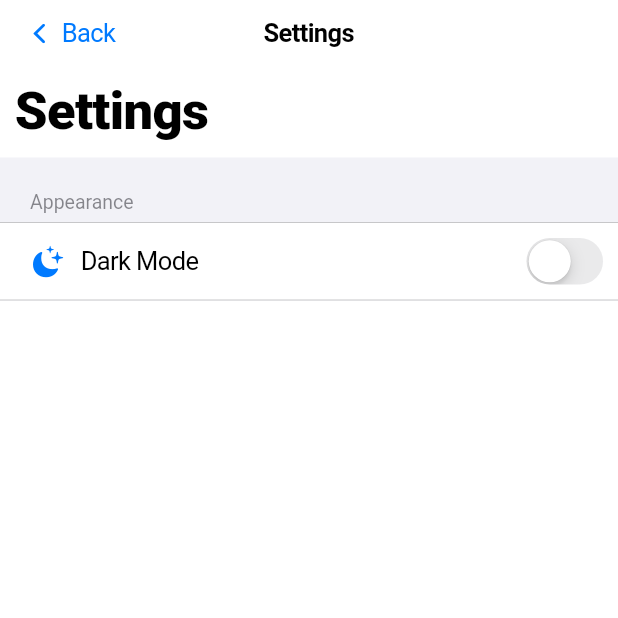
After one commit to Sheroz-Akram/flutter_ios_contact_app, a Flutter app: the SettingsPage screen opened directly, on a phone screen of 412 x 824 dp, the top half of it. The commit adds this screen. Run offline on Flutter 3.47's test engine with Material 3 defaults, Android fonts, the phone set to English and light mode, and no system bars; our stand-ins replace hive, hive_flutter; accounts and stored records are empty.

Commit message:
Settings Page Created
Settings page with dark mode toggle implemented

```diff
--- /dev/null
+++ b/lib/Classes/Preferences.dart
@@ -0,0 +1,30 @@
+import 'package:flutter/cupertino.dart';
+import 'package:hive/hive.dart';
+
+class Preferences extends ChangeNotifier {
+  static const _boxName = 'preferencesBox';
+  static const _isDarkModeKey = 'isDarkMode';
+
+  late Box<bool> _preferencesBox;
+
+  Preferences() {
+    _init();
+  }
+
+  Future<void> _init() async {
+    _preferencesBox = await Hive.openBox<bool>(_boxName);
+    notifyListeners();
+  }
+
+  bool get isDarkMode {
+    return _preferencesBox.get(_isDarkModeKey, defaultValue: false) ?? false;
+  }
+
+  Future<void> toggleDarkMode() async {
+    final currentMode = isDarkMode;
+    await _preferencesBox.put(_isDarkModeKey, !currentMode);
+    notifyListeners();
+  }
+
+  // Add other settings management methods here
+}
--- a/lib/Pages/Home.dart
+++ b/lib/Pages/Home.dart
@@ -1,6 +1,7 @@
 import 'package:flutter/cupertino.dart';
 import 'package:flutter/material.dart';
 import 'package:flutter_ios_contact_app/Components/ContactList.dart';
+import 'package:flutter_ios_contact_app/Pages/Settings.dart';
 
 class HomePage extends StatefulWidget {
   const HomePage({super.key});
@@ -19,6 +20,10 @@ class _HomePage extends State<HomePage> {
             padding: EdgeInsets.zero,
             onPressed: () {
               // Move to Settings Bage
+              Navigator.push(
+                  context,
+                  CupertinoPageRoute(
+                      builder: (context) => const SettingsPage()));
             },
             child: const Text("Settings")),
         middle: const Text("Contacts List"),
--- /dev/null
+++ b/lib/Pages/Settings.dart
@@ -0,0 +1,75 @@
+import 'package:flutter/cupertino.dart';
+import 'package:flutter_ios_contact_app/Classes/Preferences.dart';
+import 'package:provider/provider.dart';
+
+class SettingsPage extends StatelessWidget {
+  const SettingsPage({super.key});
+
+  @override
+  Widget build(BuildContext context) {
+    final preferences = Provider.of<Preferences>(context);
+
+    return CupertinoPageScaffold(
+      navigationBar: CupertinoNavigationBar(
+        middle: const Text('Settings'),
+        leading: CupertinoButton(
+          padding: EdgeInsets.zero,
+          child: const SizedBox(
+            width: 100,
+            child: Row(
+              children: [
+                Icon(CupertinoIcons.back),
+                SizedBox(width: 5),
+                Text("Back"),
+              ],
+            ),
+          ),
+          onPressed: () {
+            Navigator.pop(context);
+          },
+        ),
+      ),
+      child: SafeArea(
+        child: Column(
+          crossAxisAlignment: CrossAxisAlignment.start,
+          children: [
+            const SizedBox(height: 5),
+            const Padding(
+              padding: EdgeInsets.symmetric(horizontal: 10.0, vertical: 5.0),
+              child: Align(
+                alignment: Alignment.centerLeft,
+                child: Text(
+                  "Settings",
+                  style: TextStyle(fontSize: 35, fontWeight: FontWeight.w800),
+                ),
+              ),
+            ),
+            Padding(
+              padding: const EdgeInsets.symmetric(vertical: 5.0),
+              child: CupertinoFormSection(
+                header: const Text('Appearance'),
+                children: [
+                  CupertinoFormRow(
+                    prefix: const Row(
+                      children: [
+                        Icon(CupertinoIcons.moon_stars_fill),
+                        SizedBox(width: 10),
+                        Text('Dark Mode'),
+                      ],
+                    ),
+                    child: CupertinoSwitch(
+                      value: preferences.isDarkMode,
+                      onChanged: (value) {
+                        preferences.toggleDarkMode();
+                      },
+                    ),
+                  ),
+                ],
+              ),
+            ),
+          ],
+        ),
+      ),
+    );
+  }
+}
--- a/pubspec.yaml
+++ b/pubspec.yaml
@@ -35,6 +35,10 @@ dependencies:
   # The following adds the Cupertino Icons font to your application.
   # Use with the CupertinoIcons class for iOS style icons.
   cupertino_icons: ^1.0.8
+  hive: ^2.2.0
+  hive_flutter: ^1.1.0
+  path_provider: ^2.0.8
+  provider: ^6.0.1
 
 dev_dependencies:
   flutter_test:
```
Also changed, not shown: lib/main.dart (+24 -7 lines), pubspec.lock, 1 other file.
